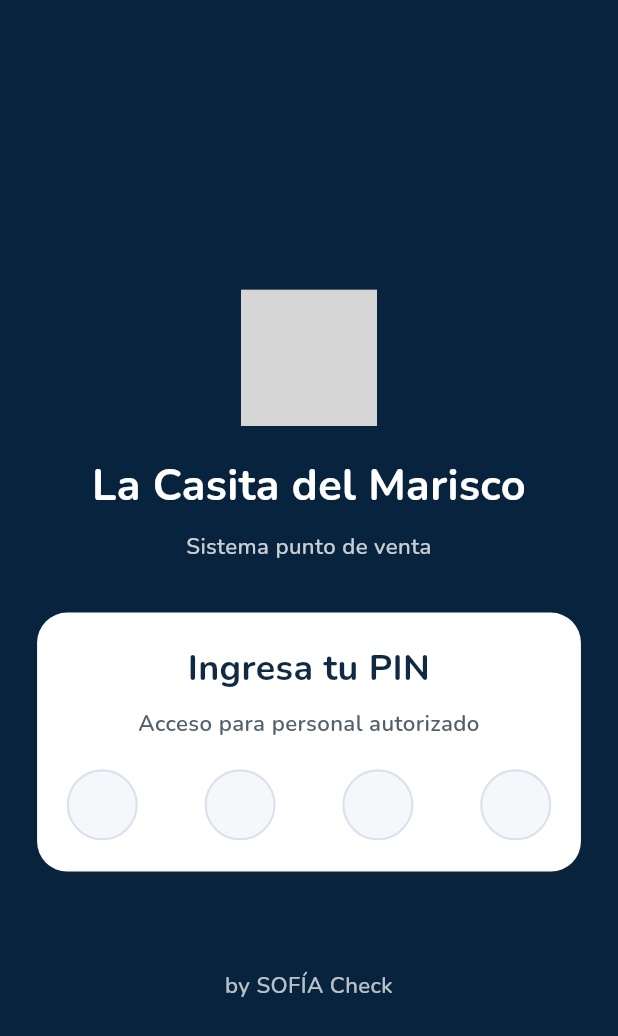
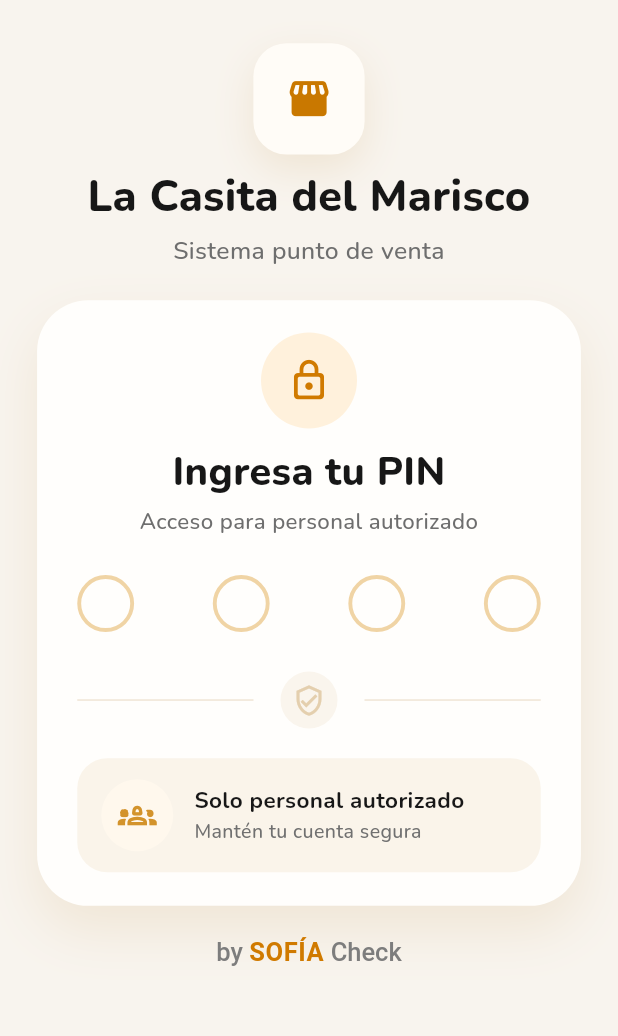
Before and after one commit to ltorres14/sofia-app, a Flutter app: the screen it shows after launch, on a phone screen of 412 x 824 dp. Shown: the top 1036 px of the screen. Run offline on Flutter 3.47's test engine with Material 3 defaults, Android fonts, the phone set to English and light mode, and no system bars; our stand-ins replace dio, flutter_secure_storage, google_fonts; accounts and stored records are empty; grey boxes are pictures that could not be loaded.

Commit message:
LT: Se actualizo el diseño del login

```diff
--- a/lib/features/auth/views/pin_login_view.dart
+++ b/lib/features/auth/views/pin_login_view.dart
@@ -1,26 +1,28 @@
-import 'dart:math' as math;
 import 'package:flutter/material.dart';
 import 'package:flutter/services.dart';
 import 'package:provider/provider.dart';
+
 import '../../../core/config/business_config.dart';
 import '../../../core/constants/app_constants.dart';
 import '../../../core/theme/app_colors.dart';
 import '../../../core/theme/app_text_styles.dart';
+import '../../../core/utils/responsive_helper.dart';
 import '../../../shared/widgets/loading_overlay.dart';
-import '../../../shared/widgets/safe_app_image.dart';
 import '../viewmodels/pin_login_view_model.dart';
-import '../widgets/pin_keypad.dart';
 
 class PinLoginView extends StatefulWidget {
   const PinLoginView({super.key});
+
   @override
   State<PinLoginView> createState() => _PinLoginViewState();
 }
 
 class _PinLoginViewState extends State<PinLoginView> {
   bool _autoSubmitting = false;
+
   late final TextEditingController _pinController;
   late final FocusNode _pinFocusNode;
+
   @override
   void initState() {
     super.initState();
@@ -36,42 +38,59 @@ class _PinLoginViewState extends State<PinLoginView> {
   }
 
   Future<void> _submitIfReady(PinLoginViewModel viewModel) async {
-    if (_autoSubmitting || !viewModel.consumeAutoSubmit()) return;
+    if (_autoSubmitting || !viewModel.consumeAutoSubmit()) {
+      return;
+    }
+
     _autoSubmitting = true;
+
     final route = await viewModel.login();
+
+    // limpiar círculos SIEMPRE después de intentar login
+    viewModel.clear();
+
     _autoSubmitting = false;
+
     if (route != null && mounted) {
       Navigator.pushReplacementNamed(context, route);
     }
+  }
+
+  void _openKeyboard() {
+    _pinFocusNode.unfocus();
+
+    Future.delayed(const Duration(milliseconds: 50), () {
+      if (!mounted) return;
+      FocusScope.of(context).requestFocus(_pinFocusNode);
+    });
   }
 
   @override
   Widget build(BuildContext context) {
     return Consumer<PinLoginViewModel>(
       builder: (context, viewModel, child) {
-        final size = MediaQuery.sizeOf(context);
-        final isTablet = size.shortestSide >= 600;
-        final useNativeKeyboard = !isTablet;
         if (_pinController.text != viewModel.pin) {
           _pinController.value = TextEditingValue(
             text: viewModel.pin,
             selection: TextSelection.collapsed(offset: viewModel.pin.length),
           );
         }
+
         WidgetsBinding.instance.addPostFrameCallback((_) {
           if (!mounted) return;
           _submitIfReady(viewModel);
         });
+
         return LoadingOverlay(
           loading: viewModel.isLoading,
           child: Scaffold(
             resizeToAvoidBottomInset: true,
-            backgroundColor: const Color(0xFF08233E),
+            backgroundColor: AppColors.appBackground,
             body: _PinLoginBody(
               viewModel: viewModel,
               pinController: _pinController,
               pinFocusNode: _pinFocusNode,
-              useNativeKeyboard: useNativeKeyboard,
+              onTapPin: _openKeyboard,
             ),
           ),
         );
@@ -85,43 +104,38 @@ class _PinLoginBody extends StatelessWidget {
     required this.viewModel,
     required this.pinController,
     required this.pinFocusNode,
-    required this.useNativeKeyboard,
+    required this.onTapPin,
   });
+
   final PinLoginViewModel viewModel;
   final TextEditingController pinController;
   final FocusNode pinFocusNode;
-  final bool useNativeKeyboard;
-  double _clamp(num value, double min, double max) {
-    return value.clamp(min, max).toDouble();
-  }
+  final VoidCallback onTapPin;
 
   @override
   Widget build(BuildContext context) {
-    final size = MediaQuery.sizeOf(context);
+    final responsive = ResponsiveHelper(context);
+    final screenWidth = responsive.width;
+    final screenHeight = responsive.height;
     final bottomInset = MediaQuery.viewInsetsOf(context).bottom;
-    final screenWidth = size.width;
-    final screenHeight = size.height;
-    final isTablet = size.shortestSide >= 600;
-    final horizontalPadding = _clamp(screenWidth * 0.06, 18, 48);
-    final topPadding = _clamp(screenHeight * 0.045, 24, 52);
-    final logoSize = _clamp(screenWidth * (isTablet ? 0.14 : 0.22), 78, 130);
-    final maxContentWidth = isTablet ? 460.0 : double.infinity;
-    final titleSize = _clamp(screenWidth * 0.07, 24, 34);
-    final subtitleSize = _clamp(screenWidth * 0.036, 13, 17);
-    final cardTitleSize = _clamp(screenWidth * 0.058, 22, 30);
-    final dotSize = _clamp(screenWidth * 0.115, 42, 56);
-    final gapSmall = _clamp(screenHeight * 0.012, 8, 14);
-    final gapMedium = _clamp(screenHeight * 0.024, 16, 28);
-    final gapLarge = _clamp(screenHeight * 0.04, 24, 44);
-    final footerGap = _clamp(screenHeight * 0.08, 36, 80);
+
+    final horizontalPadding = screenWidth * 0.06;
+    final logoBoxSize = screenWidth * 0.18;
+    final logoIconSize = logoBoxSize * 0.42;
+
+    final topSpace = screenHeight * 0.035;
+    final headerGap = screenHeight * 0.015;
+    final cardTopGap = screenHeight * 0.025;
+    final footerGap = screenHeight * 0.025;
+
     return SafeArea(
       child: SingleChildScrollView(
         keyboardDismissBehavior: ScrollViewKeyboardDismissBehavior.onDrag,
         padding: EdgeInsets.fromLTRB(
           horizontalPadding,
-          topPadding,
+          topSpace,
           horizontalPadding,
-          math.max(20, bottomInset + 20),
+          bottomInset + 18,
         ),
         child: ConstrainedBox(
           constraints: BoxConstraints(
@@ -129,77 +143,86 @@ class _PinLoginBody extends StatelessWidget {
                 screenHeight -
                 MediaQuery.paddingOf(context).top -
                 MediaQuery.paddingOf(context).bottom -
-                topPadding,
+                topSpace,
           ),
-          child: Center(
-            child: ConstrainedBox(
-              constraints: BoxConstraints(maxWidth: maxContentWidth),
           child: Column(
             crossAxisAlignment: CrossAxisAlignment.center,
             children: [
-                  SafeAppImage.asset(
-                    assetPath: BusinessConfig.current.logoAssetPath,
-                    width: logoSize,
-                    height: logoSize,
-                    fit: BoxFit.contain,
-                    fallbackIcon: Icons.storefront_rounded,
-                    backgroundColor: Colors.white,
-                    iconColor: const Color(0xFF08233E),
-                    iconSize: logoSize * 0.42,
-                  ),
-                  SizedBox(height: gapMedium),
+              _LogoBox(size: logoBoxSize, iconSize: logoIconSize),
+
+              SizedBox(height: headerGap),
+
               Text(
                 BusinessConfig.current.businessName,
                 textAlign: TextAlign.center,
                 style: AppTextStyles.sectionTitle.copyWith(
-                      color: Colors.white,
-                      fontSize: titleSize,
-                      fontWeight: FontWeight.w700,
+                  color: const Color(0xFF171717),
+                  fontSize: screenWidth * 0.070,
+                  fontWeight: FontWeight.w800,
+                  height: 1.1,
                 ),
               ),
-                  SizedBox(height: gapSmall),
+
+              SizedBox(height: screenHeight * 0.010),
+
               Text(
                 'Sistema punto de venta',
                 textAlign: TextAlign.center,
                 style: AppTextStyles.subtitle.copyWith(
-                      color: Colors.white.withValues(alpha: 0.78),
-                      fontSize: subtitleSize,
+                  color: const Color(0xFF6E6E6E),
+                  fontSize: screenWidth * 0.040,
                   fontWeight: FontWeight.w500,
                 ),
               ),
-                  SizedBox(height: gapLarge),
+
+              SizedBox(height: cardTopGap),
+
               _PinCard(
                 viewModel: viewModel,
                 pinController: pinController,
                 pinFocusNode: pinFocusNode,
-                    useNativeKeyboard: useNativeKeyboard,
-                    dotSize: dotSize,
-                    cardTitleSize: cardTitleSize,
-                    subtitleSize: subtitleSize,
-                    gapSmall: gapSmall,
-                    gapMedium: gapMedium,
-                    onTap: () {
-                      pinFocusNode.unfocus();
-                      Future.delayed(const Duration(milliseconds: 50), () {
-                        FocusScope.of(context).requestFocus(pinFocusNode);
-                      });
-                    },
+                onTapPin: onTapPin,
+                screenWidth: screenWidth,
+                screenHeight: screenHeight,
               ),
+
               SizedBox(height: footerGap),
-                  Text(
-                    'by SOFÍA Check',
-                    textAlign: TextAlign.center,
-                    style: AppTextStyles.body.copyWith(
-                      color: Colors.white.withValues(alpha: 0.72),
-                      fontSize: subtitleSize,
-                      fontWeight: FontWeight.w500,
-                    ),
-                  ),
+
+              const _FooterBrand(),
             ],
           ),
         ),
       ),
+    );
+  }
+}
+
+class _LogoBox extends StatelessWidget {
+  const _LogoBox({required this.size, required this.iconSize});
+
+  final double size;
+  final double iconSize;
+
+  @override
+  Widget build(BuildContext context) {
+    return Container(
+      width: size,
+      height: size,
+      decoration: BoxDecoration(
+        color: const Color(0xFFFFFCF7),
+        borderRadius: BorderRadius.circular(22),
+        boxShadow: [
+          BoxShadow(
+            color: const Color(0xFFB98633).withOpacity(0.14),
+            blurRadius: 22,
+            offset: const Offset(0, 10),
           ),
+        ],
+      ),
+      child: Icon(
+        Icons.storefront_rounded,
+        color: const Color(0xFFC97800),
+        size: iconSize,
       ),
     );
   }
@@ -210,68 +233,90 @@ class _PinCard extends StatelessWidget {
     required this.viewModel,
     required this.pinController,
     required this.pinFocusNode,
-    required this.useNativeKeyboard,
-    required this.dotSize,
-    required this.cardTitleSize,
-    required this.subtitleSize,
-    required this.gapSmall,
-    required this.gapMedium,
-    required this.onTap,
+    required this.onTapPin,
+    required this.screenWidth,
+    required this.screenHeight,
   });
+
   final PinLoginViewModel viewModel;
   final TextEditingController pinController;
   final FocusNode pinFocusNode;
-  final bool useNativeKeyboard;
-  final double dotSize;
-  final double cardTitleSize;
-  final double subtitleSize;
-  final double gapSmall;
-  final double gapMedium;
-  final VoidCallback onTap;
+  final VoidCallback onTapPin;
+  final double screenWidth;
+  final double screenHeight;
+
   @override
   Widget build(BuildContext context) {
+    final cardPaddingHorizontal = screenWidth * 0.065;
+    final cardPaddingVertical = screenHeight * 0.026;
+    final dotSize = screenWidth * 0.092;
+
     return GestureDetector(
       behavior: HitTestBehavior.opaque,
-      onTap: onTap,
-      child: Card(
-        color: Colors.white,
-        elevation: 4,
-        margin: EdgeInsets.zero,
-        shape: RoundedRectangleBorder(borderRadius: BorderRadius.circular(20)),
-        child: Padding(
-          padding: EdgeInsets.all(gapMedium),
+      onTap: onTapPin,
+      child: Container(
+        width: double.infinity,
+        padding: EdgeInsets.symmetric(
+          horizontal: cardPaddingHorizontal,
+          vertical: cardPaddingVertical,
+        ),
+        decoration: BoxDecoration(
+          color: const Color(0xFFFFFEFC),
+          borderRadius: BorderRadius.circular(34),
+          boxShadow: [
+            BoxShadow(
+              color: const Color(0xFFB98633).withOpacity(0.13),
+              blurRadius: 30,
+              offset: const Offset(0, 16),
+            ),
+          ],
+        ),
         child: Column(
           mainAxisSize: MainAxisSize.min,
           children: [
+            const _LockBadge(),
+
+            SizedBox(height: screenHeight * 0.018),
+
             Text(
               'Ingresa tu PIN',
               textAlign: TextAlign.center,
               style: AppTextStyles.sectionTitle.copyWith(
-                  color: const Color(0xFF102A43),
-                  fontSize: cardTitleSize,
-                  fontWeight: FontWeight.w700,
+                color: const Color(0xFF171717),
+                fontSize: screenWidth * 0.064,
+                fontWeight: FontWeight.w800,
+                height: 1.1,
               ),
             ),
-              SizedBox(height: gapSmall),
+
+            SizedBox(height: screenHeight * 0.010),
+
             Text(
               'Acceso para personal autorizado',
               textAlign: TextAlign.center,
               style: AppTextStyles.subtitle.copyWith(
-                  color: const Color(0xFF52606D),
-                  fontSize: subtitleSize,
+                color: const Color(0xFF6E6E6E),
+                fontSize: screenWidth * 0.036,
+                fontWeight: FontWeight.w500,
               ),
             ),
-              SizedBox(height: gapMedium),
-              GestureDetector(
-                behavior: HitTestBehavior.opaque,
-                onTap: onTap,
-                child: _PinDotsIndicator(
+
+            SizedBox(height: screenHeight * 0.030),
+
+            _PinDotsIndicator(
               length: AppConstants.pinLength,
               filled: viewModel.pin.length,
               dotSize: dotSize,
             ),
-              ),
-              if (useNativeKeyboard)
+
+            SizedBox(height: screenHeight * 0.032),
+
+            const _ShieldDivider(),
+
+            SizedBox(height: screenHeight * 0.024),
+
+            const _AuthorizedInfoBox(),
+
             SizedBox(
               height: 1,
               width: double.infinity,
@@ -280,24 +325,16 @@ class _PinCard extends StatelessWidget {
                 focusNode: pinFocusNode,
                 onChanged: viewModel.updatePin,
               ),
-                )
-              else ...[
-                SizedBox(height: gapMedium),
-                PinKeypad(
-                  onDigit: viewModel.appendDigit,
-                  onBackspace: viewModel.backspace,
-                  onClear: viewModel.clear,
-                  enabled: !viewModel.isLoading,
             ),
-              ],
+
             if (viewModel.errorMessage != null) ...[
-                SizedBox(height: gapMedium),
+              SizedBox(height: screenHeight * 0.020),
               Text(
                 viewModel.errorMessage!,
                 textAlign: TextAlign.center,
                 style: TextStyle(
                   color: AppColors.danger,
-                    fontSize: subtitleSize,
+                  fontSize: screenWidth * 0.036,
                   fontWeight: FontWeight.w600,
                 ),
               ),
@@ -305,6 +342,152 @@ class _PinCard extends StatelessWidget {
           ],
         ),
       ),
+    );
+  }
+}
+
+class _LockBadge extends StatelessWidget {
+  const _LockBadge();
+
+  @override
+  Widget build(BuildContext context) {
+    return Container(
+      width: 64,
+      height: 64,
+      decoration: const BoxDecoration(
+        color: Color(0xFFFFF1DC),
+        shape: BoxShape.circle,
+      ),
+      child: const Icon(
+        Icons.lock_outline_rounded,
+        color: Color(0xFFD07A00),
+        size: 30,
+      ),
+    );
+  }
+}
+
+class _PinDotsIndicator extends StatelessWidget {
+  const _PinDotsIndicator({
+    required this.length,
+    required this.filled,
+    required this.dotSize,
+  });
+
+  final int length;
+  final int filled;
+  final double dotSize;
+
+  @override
+  Widget build(BuildContext context) {
+    return Row(
+      mainAxisAlignment: MainAxisAlignment.spaceBetween,
+      children: List.generate(length, (index) {
+        final isFilled = index < filled;
+
+        return AnimatedContainer(
+          duration: const Duration(milliseconds: 140),
+          width: dotSize,
+          height: dotSize,
+          decoration: BoxDecoration(
+            color: isFilled ? const Color(0xFFD78A22) : Colors.transparent,
+            shape: BoxShape.circle,
+            border: Border.all(
+              color: isFilled
+                  ? const Color(0xFFD78A22)
+                  : const Color(0xFFF0D4A5),
+              width: 2.6,
+            ),
+          ),
+        );
+      }),
+    );
+  }
+}
+
+class _ShieldDivider extends StatelessWidget {
+  const _ShieldDivider();
+
+  @override
+  Widget build(BuildContext context) {
+    return Row(
+      children: [
+        Expanded(child: Container(height: 1, color: const Color(0xFFF0E5D5))),
+        Container(
+          width: 38,
+          height: 38,
+          margin: const EdgeInsets.symmetric(horizontal: 18),
+          decoration: const BoxDecoration(
+            color: Color(0xFFFAF5ED),
+            shape: BoxShape.circle,
+          ),
+          child: const Icon(
+            Icons.verified_user_outlined,
+            color: Color(0xFFE4CFAE),
+            size: 22,
+          ),
+        ),
+        Expanded(child: Container(height: 1, color: const Color(0xFFF0E5D5))),
+      ],
+    );
+  }
+}
+
+class _AuthorizedInfoBox extends StatelessWidget {
+  const _AuthorizedInfoBox();
+
+  @override
+  Widget build(BuildContext context) {
+    return Container(
+      width: double.infinity,
+      padding: const EdgeInsets.symmetric(horizontal: 16, vertical: 14),
+      decoration: BoxDecoration(
+        color: const Color(0xFFFAF4EA),
+        borderRadius: BorderRadius.circular(20),
+      ),
+      child: Row(
+        children: [
+          Container(
+            width: 48,
+            height: 48,
+            decoration: const BoxDecoration(
+              color: Color(0xFFFFF8ED),
+              shape: BoxShape.circle,
+            ),
+            child: const Icon(
+              Icons.groups_2_outlined,
+              color: Color(0xFFD3932B),
+              size: 26,
+            ),
+          ),
+          const SizedBox(width: 14),
+          const Expanded(
+            child: Column(
+              crossAxisAlignment: CrossAxisAlignment.start,
+              children: [
+                Text(
+                  'Solo personal autorizado',
+                  style: TextStyle(
+                    color: Color(0xFF171717),
+                    fontSize: 15,
+                    fontWeight: FontWeight.w700,
+                    height: 1.2,
+                  ),
+                ),
+                SizedBox(height: 4),
+                Text(
+                  'Mantén tu cuenta segura',
+                  style: TextStyle(
+                    color: Color(0xFF707070),
+                    fontSize: 13,
+                    fontWeight: FontWeight.w500,
+                    height: 1.2,
+                  ),
+                ),
+              ],
+            ),
+          ),
+        ],
       ),
     );
   }
@@ -316,14 +499,15 @@ class _NativePinField extends StatelessWidget {
     required this.focusNode,
     required this.onChanged,
   });
+
   final TextEditingController controller;
   final FocusNode focusNode;
   final ValueChanged<String> onChanged;
+
   @override
   Widget build(BuildContext context) {
     return Opacity(
       opacity: 0.01,
-      child: SizedBox(
       child: TextFormField(
         controller: controller,
         focusNode: focusNode,
@@ -333,10 +517,7 @@ class _NativePinField extends StatelessWidget {
         enableInteractiveSelection: false,
         keyboardType: TextInputType.number,
         textInputAction: TextInputAction.done,
-          onTapAlwaysCalled: true,
-          inputFormatters: [
-            FilteringTextInputFormatter.digitsOnly,
-          ],
+        inputFormatters: [FilteringTextInputFormatter.digitsOnly],
         maxLength: AppConstants.pinLength,
         onChanged: onChanged,
         decoration: const InputDecoration(
@@ -346,42 +527,46 @@ class _NativePinField extends StatelessWidget {
           counterText: '',
         ),
       ),
+    );
+  }
+}
+
+class _FooterBrand extends StatelessWidget {
+  const _FooterBrand();
+
+  @override
+  Widget build(BuildContext context) {
+    return RichText(
+      textAlign: TextAlign.center,
+      text: const TextSpan(
+        children: [
+          TextSpan(
+            text: 'by ',
+            style: TextStyle(
+              color: Color(0xFF7D7D7D),
+              fontSize: 17,
+              fontWeight: FontWeight.w500,
+            ),
+          ),
+          TextSpan(
+            text: 'SOFÍA',
+            style: TextStyle(
+              color: Color(0xFFD07A00),
+              fontSize: 17,
+              fontWeight: FontWeight.w700,
+              letterSpacing: 0.4,
+            ),
+          ),
+          TextSpan(
+            text: ' Check',
+            style: TextStyle(
+              color: Color(0xFF7D7D7D),
+              fontSize: 17,
+              fontWeight: FontWeight.w500,
+            ),
+          ),
+        ],
       ),
     );
   }
 }
-
-class _PinDotsIndicator extends StatelessWidget {
-  const _PinDotsIndicator({
-    required this.length,
-    required this.filled,
-    required this.dotSize,
-  });
-  final int length;
-  final int filled;
-  final double dotSize;
-  @override
-  Widget build(BuildContext context) {
-    return Row(
-      mainAxisAlignment: MainAxisAlignment.spaceBetween,
-      children: List.generate(length, (index) {
-        final isFilled = index < filled;
-        return AnimatedContainer(
-          duration: const Duration(milliseconds: 120),
-          width: dotSize,
-          height: dotSize,
-          decoration: BoxDecoration(
-            color: isFilled ? const Color(0xFF102A43) : const Color(0xFFF5F7FA),
-            shape: BoxShape.circle,
-            border: Border.all(
-              color: isFilled
-                  ? const Color(0xFF102A43)
-                  : const Color(0xFFD9E2EC),
-              width: 1.4,
-            ),
-          ),
-        );
-      }),
-    );
-  }
-}
```
Also changed, not shown: 1 other file. Lines whose indentation alone changed are shown as unchanged.
